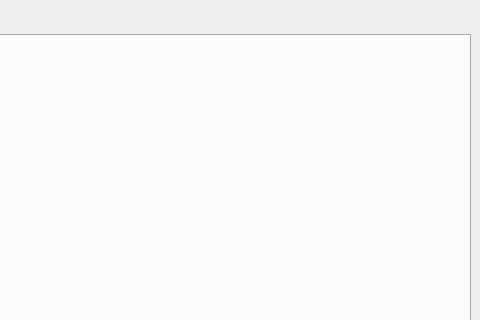
Above: UI/demo_1.ui from aquamarissa/ImageTrick before the change; both pictures show x 320 to 800 and y 0 to 320 of the 800 by 600 pixel window. Below: the same form after it.
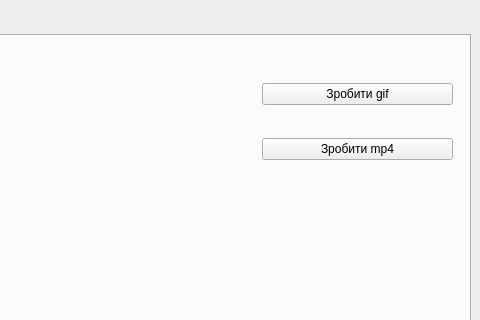
That is the form after the change. The open tabs and pages were chosen to show the change.

What changed in the file:
```diff
--- a/UI/demo_1.ui
+++ b/UI/demo_1.ui
@@ -30,18 +30,31 @@
      <attribute name="title">
       <string>Зображення</string>
      </attribute>
-     <widget class="QLabel" name="label">
+     <widget class="QWidget" name="verticalLayoutWidget">
       <property name="geometry">
        <rect>
-        <x>27</x>
-        <y>25</y>
-        <width>721</width>
-        <height>481</height>
+        <x>570</x>
+        <y>20</y>
+        <width>191</width>
+        <height>131</height>
        </rect>
       </property>
-      <property name="text">
-       <string/>
-      </property>
+      <layout class="QVBoxLayout" name="verticalLayout">
+       <item>
+        <widget class="QPushButton" name="make_gif">
+         <property name="text">
+          <string>Зробити gif</string>
+         </property>
+        </widget>
+       </item>
+       <item>
+        <widget class="QPushButton" name="make_mp4">
+         <property name="text">
+          <string>Зробити mp4</string>
+         </property>
+        </widget>
+       </item>
+      </layout>
      </widget>
     </widget>
     <widget class="QWidget" name="tab_2">
```
Left out of the diff: 2 changed lines with no effect on the pictures.
